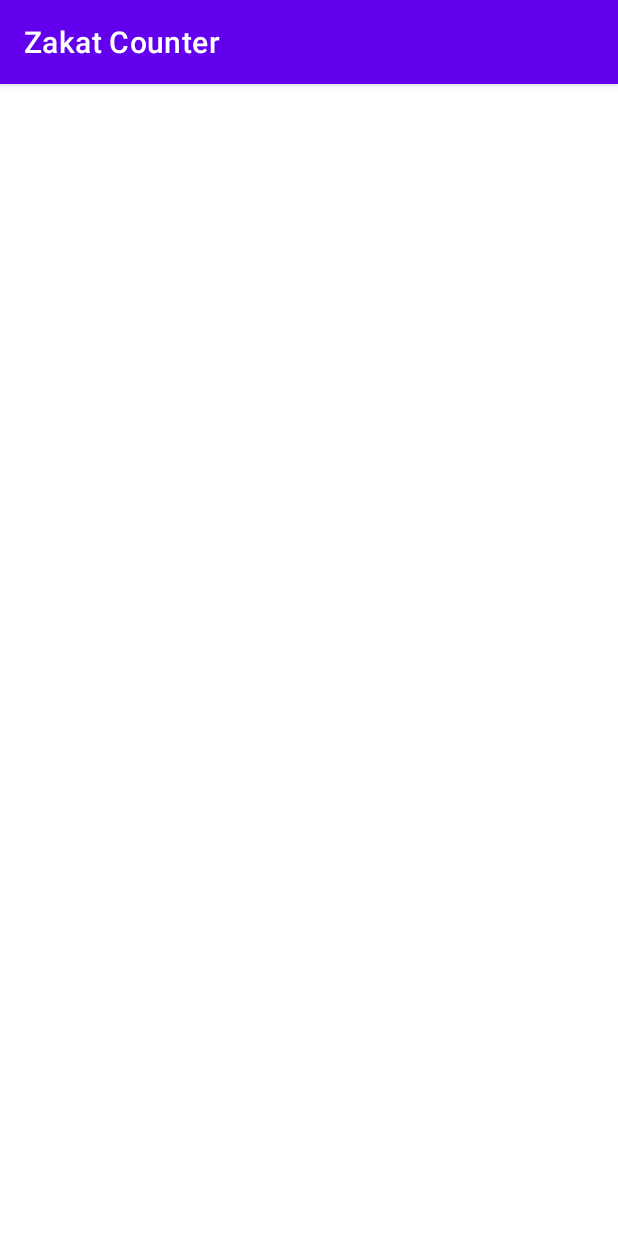
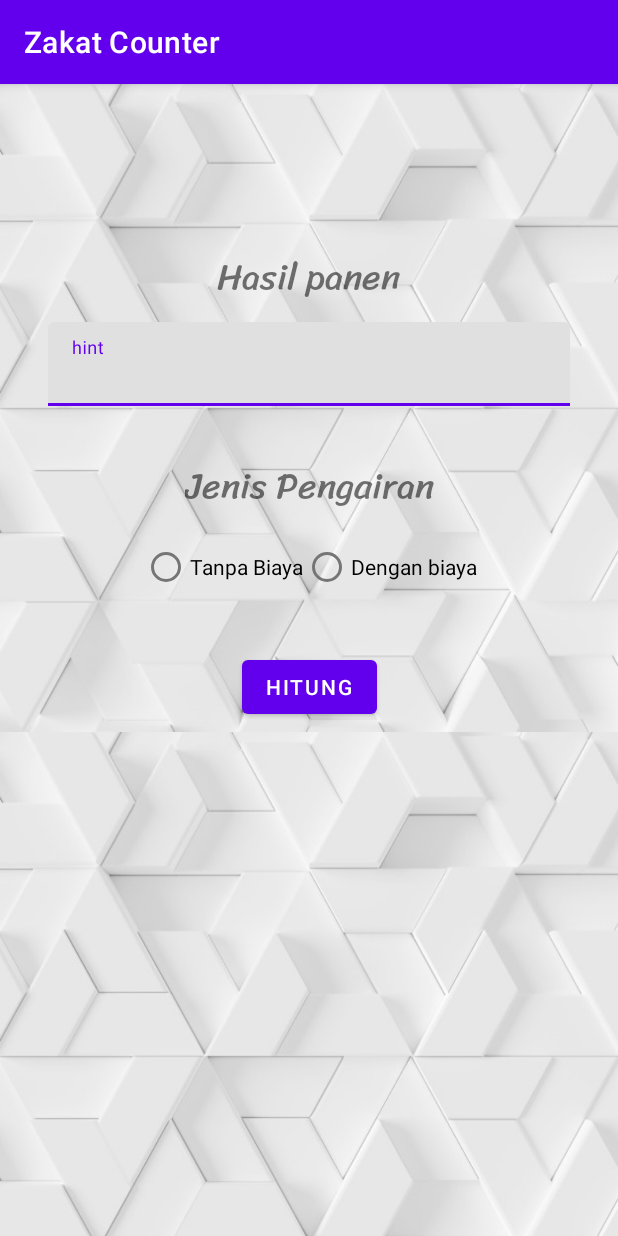
Before and after one commit to UnknownArt01/ProgTech_Zakat, an Android app: the zakat_pertanian screen opened directly, with no data from a screen before it, on a phone screen of 412 x 824 dp. Run offline under Robolectric (Android 15) with nearby library versions, the phone set to English and light mode, and no system bars.

Commit message:
finis all layout (nadi)

```diff
--- a/app/src/main/res/layout/zakat_pertanian.xml
+++ b/app/src/main/res/layout/zakat_pertanian.xml
@@ -4,6 +4,107 @@
     xmlns:tools="http://schemas.android.com/tools"
     android:layout_width="match_parent"
     android:layout_height="match_parent"
-    tools:context=".zakat_pertanian">
+    tools:context=".zakat_pertanian"
+    android:background="@drawable/background2">
+
+    <ScrollView
+        android:layout_width="match_parent"
+        android:layout_height="match_parent">
+
+        <androidx.constraintlayout.widget.ConstraintLayout
+            android:layout_width="match_parent"
+            android:layout_height="wrap_content">
+
+            <ImageView
+                android:id="@+id/imageView5"
+                android:layout_width="wrap_content"
+                android:layout_height="wrap_content"
+                android:layout_marginStart="32dp"
+                android:layout_marginTop="75dp"
+                android:layout_marginEnd="32dp"
+                app:layout_constraintEnd_toEndOf="parent"
+                app:layout_constraintStart_toStartOf="parent"
+                app:layout_constraintTop_toTopOf="parent"
+                tools:srcCompat="@tools:sample/avatars" />
+
+            <TextView
+                android:id="@+id/textView13"
+                android:layout_width="wrap_content"
+                android:layout_height="wrap_content"
+                android:layout_marginTop="32dp"
+                android:fontFamily="@font/sriracha"
+                android:text="Hasil panen"
+                android:textSize="24sp"
+                app:layout_constraintEnd_toEndOf="parent"
+                app:layout_constraintStart_toStartOf="parent"
+                app:layout_constraintTop_toBottomOf="@+id/imageView5" />
+
+            <com.google.android.material.textfield.TextInputLayout
+                android:id="@+id/hasil_panen_textInputLayout"
+                android:layout_width="match_parent"
+                android:layout_height="wrap_content"
+                android:layout_marginStart="32dp"
+                android:layout_marginTop="8dp"
+                android:layout_marginEnd="32dp"
+                app:layout_constraintEnd_toEndOf="parent"
+                app:layout_constraintStart_toStartOf="parent"
+                app:layout_constraintTop_toBottomOf="@+id/textView13">
+
+                <com.google.android.material.textfield.TextInputEditText
+                    android:layout_width="match_parent"
+                    android:layout_height="wrap_content"
+                    android:hint="hint" />
+            </com.google.android.material.textfield.TextInputLayout>
+
+            <RadioGroup
+                android:id="@+id/radioGroup"
+                android:layout_width="wrap_content"
+                android:layout_height="wrap_content"
+                android:layout_marginTop="8dp"
+                android:orientation="horizontal"
+                app:layout_constraintEnd_toEndOf="parent"
+                app:layout_constraintStart_toStartOf="parent"
+                app:layout_constraintTop_toBottomOf="@+id/textView14">
+
+                <RadioButton
+                    android:id="@+id/tanpa_biaya_radioButton"
+                    android:layout_width="match_parent"
+                    android:layout_height="wrap_content"
+                    android:layout_weight="1"
+                    android:text="Tanpa Biaya" />
+
+                <RadioButton
+                    android:id="@+id/dengan_biaya_radioButton"
+                    android:layout_width="match_parent"
+                    android:layout_height="wrap_content"
+                    android:layout_weight="1"
+                    android:text="Dengan biaya" />
+            </RadioGroup>
+
+            <TextView
+                android:id="@+id/textView14"
+                android:layout_width="wrap_content"
+                android:layout_height="wrap_content"
+                android:layout_marginTop="32dp"
+                android:fontFamily="@font/sriracha"
+                android:text="Jenis Pengairan"
+                android:textSize="24sp"
+                app:layout_constraintEnd_toEndOf="parent"
+                app:layout_constraintStart_toStartOf="parent"
+                app:layout_constraintTop_toBottomOf="@+id/hasil_panen_textInputLayout" />
+
+            <Button
+                android:id="@+id/hitung_pertanian_button"
+                android:layout_width="wrap_content"
+                android:layout_height="wrap_content"
+                android:layout_marginTop="32dp"
+                android:layout_marginBottom="100dp"
+                android:text="hitung"
+                app:layout_constraintBottom_toBottomOf="parent"
+                app:layout_constraintEnd_toEndOf="parent"
+                app:layout_constraintStart_toStartOf="parent"
+                app:layout_constraintTop_toBottomOf="@+id/radioGroup" />
+        </androidx.constraintlayout.widget.ConstraintLayout>
+    </ScrollView>
 
 </androidx.constraintlayout.widget.ConstraintLayout>
```
